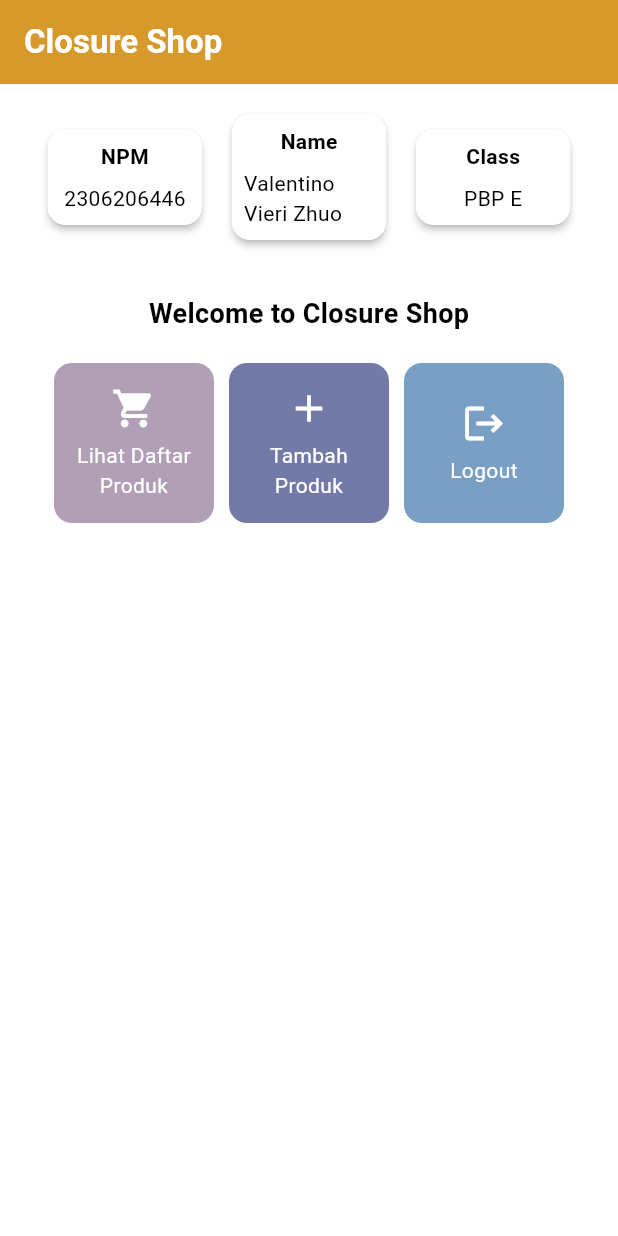
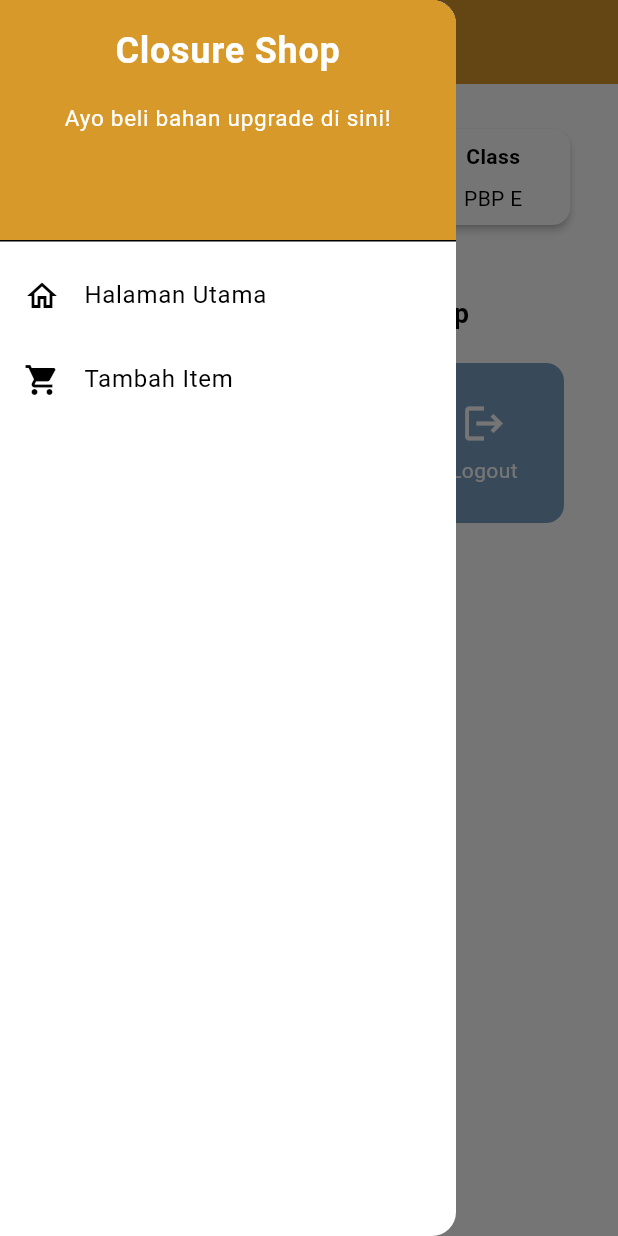
Before and after one commit to Mabacore101/closure-shop-mobile, a Flutter app: the screen it shows after launch, with the side drawer open (before the commit the screen has no drawer), on a phone screen of 412 x 824 dp. Run offline on Flutter 3.47's test engine with Material 3 defaults, Android fonts, the phone set to English and light mode, and no system bars.

Commit message:
Menyelesaikan implementasi fitur pada tugas 8.

```diff
--- a/lib/main.dart
+++ b/lib/main.dart
@@ -1,5 +1,5 @@
 import 'package:flutter/material.dart';
-import 'package:closure_shop/menu.dart';
+import 'package:closure_shop/screens/menu.dart';
 
 void main() {
   runApp(const MyApp());
--- a/lib/menu.dart
+++ b/lib/screens/menu.dart
@@ -1,4 +1,6 @@
 import 'package:flutter/material.dart';
+import 'package:closure_shop/widgets/left_drawer.dart';
+import 'package:closure_shop/widgets/product_card.dart';
 
 class MyHomePage extends StatelessWidget {
     final String npm = '2306206446'; // NPM
@@ -35,6 +37,9 @@
         ),
         // Warna latar belakang AppBar diambil dari skema warna tema aplikasi.
         backgroundColor: Theme.of(context).colorScheme.primary,
+
+        // Mengganti warna icon drawer menjadi putih
+        iconTheme: const IconThemeData(color: Colors.white),
       ),
       // Body halaman dengan padding di sekelilingnya.
       body: Padding(
@@ -97,6 +102,8 @@
           ],
         ),
       ),
+    // Masukkan drawer sebagai parameter nilai drawer dari widget Scaffold
+    drawer: const LeftDrawer(),
     );
   }
 }
@@ -133,64 +140,3 @@
     );
   }
 }
-
-class ItemHomepage {
-    final String name;
-    final IconData icon;
-
-    ItemHomepage(this.name, this.icon);
-}
-
-class ItemCard extends StatelessWidget {
-  // Menampilkan kartu dengan ikon dan nama.
-
-  final ItemHomepage item;
-  final Color color;
-
-  const ItemCard(this.item, this.color, {super.key});
-
-  @override
-  Widget build(BuildContext context) {
-    return Material(
-      // Menentukan warna latar belakang dari tema aplikasi.
-      color: color,
-      // Membuat sudut kartu melengkung.
-      borderRadius: BorderRadius.circular(12),
-
-      child: InkWell(
-        // Aksi ketika kartu ditekan.
-        onTap: () {
-          // Menampilkan pesan SnackBar saat kartu ditekan.
-          ScaffoldMessenger.of(context)
-            ..hideCurrentSnackBar()
-            ..showSnackBar(
-              SnackBar(content: Text("Kamu telah menekan tombol ${item.name}!"))
-            );
-        },
-        // Container untuk menyimpan Icon dan Text
-        child: Container(
-          padding: const EdgeInsets.all(8),
-          child: Center(
-            child: Column(
-              // Menyusun ikon dan teks di tengah kartu.
-              mainAxisAlignment: MainAxisAlignment.center,
-              children: [
-                Icon(
-                  item.icon,
-                  color: Colors.white,
-                  size: 30.0,
-                ),
-                const Padding(padding: EdgeInsets.all(3)),
-                Text(
-                  item.name,
-                  textAlign: TextAlign.center,
-                  style: const TextStyle(color: Colors.white),
-                ),
-              ],
-            ),
-          ),
-        ),
-      ),
-    );
-  }
-}
--- /dev/null
+++ b/lib/widgets/left_drawer.dart
@@ -0,0 +1,75 @@
+import 'package:flutter/material.dart';
+import 'package:closure_shop/screens/menu.dart';
+import 'package:closure_shop/screens/productentry_form.dart';
+
+class LeftDrawer extends StatelessWidget {
+  const LeftDrawer({super.key});
+
+  @override
+  Widget build(BuildContext context) {
+    return Drawer(
+      child: ListView(
+        children: [
+
+          //Bagian untuk mengatur header drawer.
+          DrawerHeader(
+            decoration: BoxDecoration(
+              color: Theme.of(context).colorScheme.primary,
+            ),
+            child: const Column(
+              children: [
+                Text(
+                  'Closure Shop',
+                  textAlign: TextAlign.center,
+                  style: TextStyle(
+                    fontSize: 24,
+                    fontWeight: FontWeight.bold,
+                    color: Colors.white,
+                  ),
+                ),
+                Padding(padding: EdgeInsets.all(8)),
+                Text(
+                  "Ayo beli bahan upgrade di sini!",
+                  textAlign: TextAlign.center, // Membuat posisi teks ke tengah.
+                  style: TextStyle(
+                    fontSize: 15,           // Atur ukuran font menjadi 15
+                    color: Colors.white,    // Ubah warna teks menjadi putih
+                    fontWeight: FontWeight.normal, // Atur font weight menjadi normal (default weight)
+                  ),
+                ),
+              ],
+            ),
+          ),
+
+          //Bagian untuk mengatur opsi Halaman Utama dan routing ke halaman utama.
+          ListTile(
+            leading: const Icon(Icons.home_outlined),
+            title: const Text('Halaman Utama'),
+            // Bagian redirection ke MyHomePage
+            onTap: () {
+              Navigator.pushReplacement(
+                  context,
+                  MaterialPageRoute(
+                    builder: (context) => MyHomePage(),
+                  ));
+            },
+          ),
+
+          //Bagian untuk mengatur opsi Tambah Item dan routing ke halaman tambah item.
+          ListTile(
+            leading: const Icon(Icons.shopping_cart),
+            title: const Text('Tambah Item'),
+            // Bagian redirection ke ProductEntryFormPage
+            onTap: () {
+              Navigator.push(
+                context,
+                MaterialPageRoute(
+                  builder: (context) => const ProductEntryFormPage(),
+              ));
+            },
+          ),
+        ],
+      ),
+    );
+  }
+}
--- /dev/null
+++ b/lib/widgets/product_card.dart
@@ -0,0 +1,71 @@
+import 'package:flutter/material.dart';
+import 'package:closure_shop/screens/productentry_form.dart';
+
+class ItemHomepage {
+    final String name;
+    final IconData icon;
+
+    ItemHomepage(this.name, this.icon);
+}
+
+class ItemCard extends StatelessWidget {
+  // Menampilkan kartu dengan ikon dan nama.
+
+  final ItemHomepage item;
+  final Color color;
+
+  const ItemCard(this.item, this.color, {super.key});
+
+  @override
+  Widget build(BuildContext context) {
+    return Material(
+      // Menentukan warna latar belakang dari tema aplikasi.
+      color: color,
+      // Membuat sudut kartu melengkung.
+      borderRadius: BorderRadius.circular(12),
+
+      child: InkWell(
+        // Aksi ketika kartu ditekan.
+        onTap: () {
+          // Menampilkan pesan SnackBar saat kartu ditekan.
+          ScaffoldMessenger.of(context)
+            ..hideCurrentSnackBar()
+            ..showSnackBar(
+              SnackBar(content: Text("Kamu telah menekan tombol ${item.name}!"))
+            );
+          // Navigate ke route yang sesuai (tergantung jenis tombol)
+          if (item.name == "Tambah Produk") {
+            Navigator.push(
+                context,
+                MaterialPageRoute(
+                builder: (context) => const ProductEntryFormPage(),
+            ));
+          }
+        },
+        // Container untuk menyimpan Icon dan Text
+        child: Container(
+          padding: const EdgeInsets.all(8),
+          child: Center(
+            child: Column(
+              // Menyusun ikon dan teks di tengah kartu.
+              mainAxisAlignment: MainAxisAlignment.center,
+              children: [
+                Icon(
+                  item.icon,
+                  color: Colors.white,
+                  size: 30.0,
+                ),
+                const Padding(padding: EdgeInsets.all(3)),
+                Text(
+                  item.name,
+                  textAlign: TextAlign.center,
+                  style: const TextStyle(color: Colors.white),
+                ),
+              ],
+            ),
+          ),
+        ),
+      ),
+    );
+  }
+}
```
Also changed, not shown: lib/screens/productentry_form.dart (added, +176 -0 lines), 1 other file.
